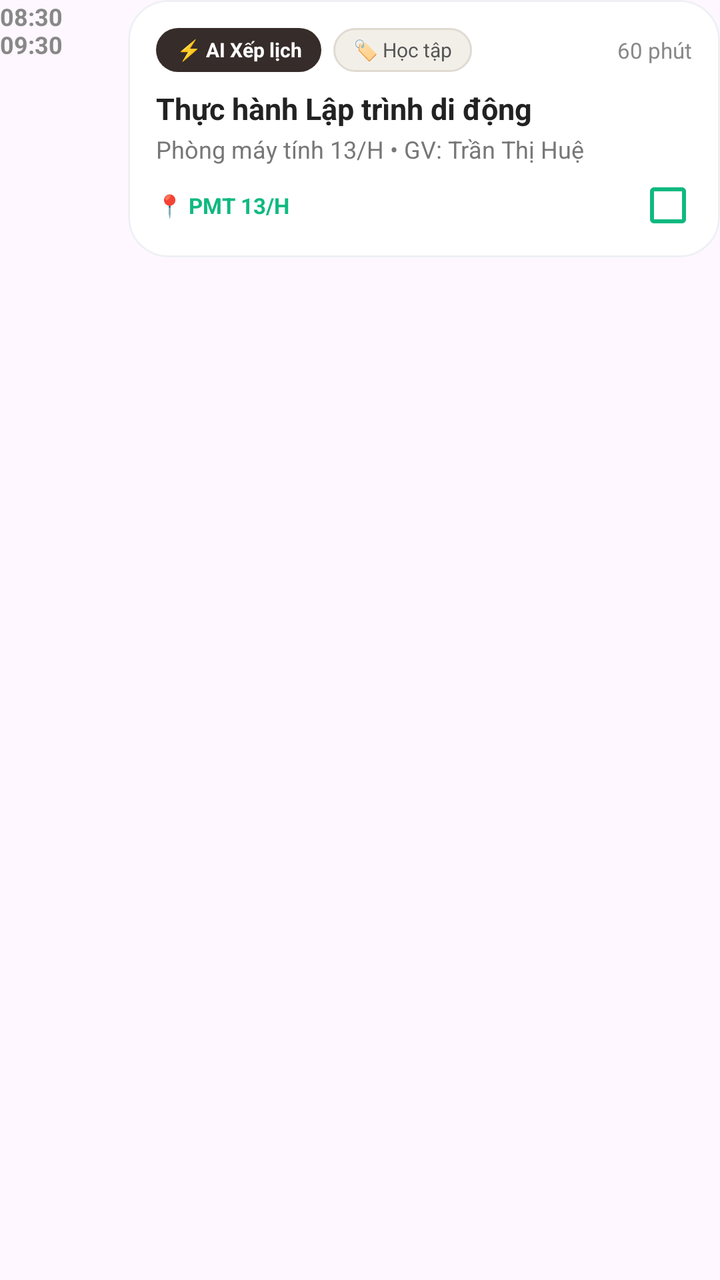
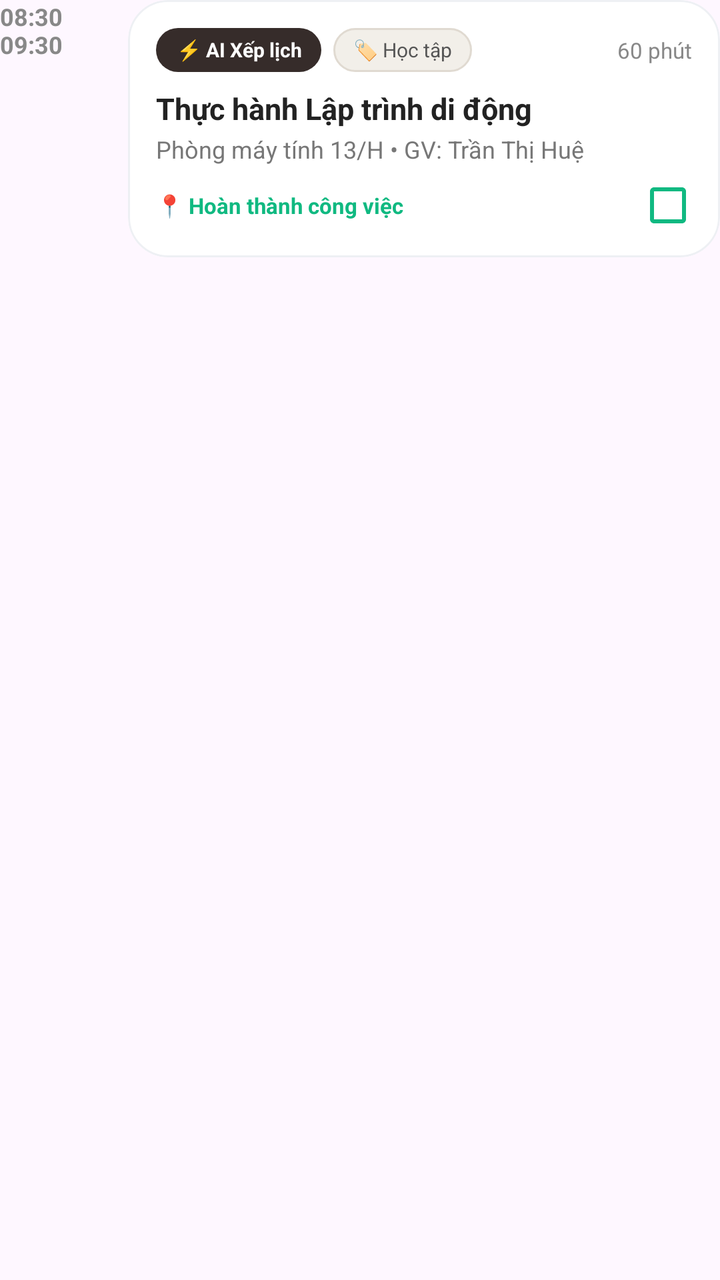

Screens rendered from an Android XML layout before and after an edit, with the pre-edit source and the edit as a unified diff.
<!-- AndroidManifest.xml: application theme Theme.MyApplication -->
<!-- res/layout/item_timeline_schedule.xml -->
<?xml version="1.0" encoding="utf-8"?>
<LinearLayout xmlns:android="http://schemas.android.com/apk/res/android"
    xmlns:app="http://schemas.android.com/apk/res-auto"
    android:layout_width="match_parent"
    android:layout_height="wrap_content"
    android:layout_marginBottom="12dp"
    android:orientation="horizontal">

    
    <TextView
        android:id="@+id/tvTimelineTime"
        android:layout_width="56dp"
        android:layout_height="wrap_content"
        android:text="08:30\n09:30"
        android:textColor="#888888"
        android:textSize="12sp"
        android:textStyle="bold" />

    
    <com.google.android.material.card.MaterialCardView
        android:layout_width="0dp"
        android:layout_height="wrap_content"
        android:layout_marginStart="8dp"
        android:layout_weight="1"
        app:cardBackgroundColor="#FFFFFF"
        app:cardCornerRadius="20dp"
        app:cardElevation="0dp"
        app:strokeColor="#EEF0F4"
        app:strokeWidth="1dp">

        <LinearLayout
            android:layout_width="match_parent"
            android:layout_height="wrap_content"
            android:orientation="vertical"
            android:padding="14dp">

            <LinearLayout
                android:layout_width="match_parent"
                android:layout_height="wrap_content"
                android:gravity="center_vertical"
                android:orientation="horizontal">

                <TextView
                    android:id="@+id/tvTimelineTagAi"
                    android:layout_width="wrap_content"
                    android:layout_height="22dp"
                    android:background="@drawable/bg_pill_brown"
                    android:gravity="center"
                    android:paddingHorizontal="10dp"
                    android:text="⚡ AI Xếp lịch"
                    android:textColor="#FFFFFF"
                    android:textSize="10sp"
                    android:textStyle="bold" />

                <TextView
                    android:id="@+id/tvTimelineTagCategory"
                    android:layout_width="wrap_content"
                    android:layout_height="22dp"
                    android:layout_marginStart="6dp"
                    android:background="@drawable/bg_pill_light"
                    android:gravity="center"
                    android:paddingHorizontal="10dp"
                    android:text="🏷 Học tập"
                    android:textColor="#555555"
                    android:textSize="10sp" />

                <View
                    android:layout_width="0dp"
                    android:layout_height="0dp"
                    android:layout_weight="1" />

                <TextView
                    android:id="@+id/tvTimelineDuration"
                    android:layout_width="wrap_content"
                    android:layout_height="wrap_content"
                    android:text="60 phút"
                    android:textColor="#888888"
                    android:textSize="11sp" />
            </LinearLayout>

            <TextView
                android:id="@+id/tvTimelineTitle"
                android:layout_width="match_parent"
                android:layout_height="wrap_content"
                android:layout_marginTop="8dp"
                android:text="Thực hành Lập trình di động"
                android:textColor="#222222"
                android:textSize="15sp"
                android:textStyle="bold" />

            <TextView
                android:id="@+id/tvTimelineDesc"
                android:layout_width="match_parent"
                android:layout_height="wrap_content"
                android:layout_marginTop="2dp"
                android:text="Phòng máy tính 13/H • GV: Trần Thị Huệ"
                android:textColor="#777777"
                android:textSize="12sp" />

            <LinearLayout
                android:layout_width="match_parent"
                android:layout_height="wrap_content"
                android:layout_marginTop="8dp"
                android:gravity="center_vertical"
                android:orientation="horizontal">

                <TextView
                    android:id="@+id/tvTimelineSubInfo"
                    android:layout_width="0dp"
                    android:layout_height="wrap_content"
                    android:layout_weight="1"
                    android:text="📍 PMT 13/H"
                    android:textColor="#10B981"
                    android:textSize="11sp"
                    android:textStyle="bold" />

                <CheckBox
                    android:id="@+id/cbTimelineStatus"
                    android:layout_width="24dp"
                    android:layout_height="24dp"
                    android:buttonTint="#10B981" />
            </LinearLayout>
        </LinearLayout>
    </com.google.android.material.card.MaterialCardView>
</LinearLayout>
<!-- resources referenced by this layout -->
<resources>
  <!-- drawable bg_pill_brown (drawable) -->
  <?xml version="1.0" encoding="utf-8"?>
  <shape xmlns:android="http://schemas.android.com/apk/res/android"
      android:shape="rectangle">
      <corners android:radius="100dp" />
      <solid android:color="#362C2A" />
  </shape>
  <!-- drawable bg_pill_light (drawable) -->
  <?xml version="1.0" encoding="utf-8"?>
  <shape xmlns:android="http://schemas.android.com/apk/res/android"
      android:shape="rectangle">
      <corners android:radius="100dp" />
      <solid android:color="#F2EFE9" />
      <stroke android:width="1dp" android:color="#E0DAD1" />
  </shape>
  <style name="Theme.MyApplication" parent="Base.Theme.MyApplication" />
  <style name="Base.Theme.MyApplication" parent="Theme.Material3.DayNight.NoActionBar">
          
          
      </style>
</resources>

<!-- the commit's change to res/layout/item_timeline_schedule.xml (unified diff, before → after) -->
@@ -109,7 +109,7 @@
                     android:layout_width="0dp"
                     android:layout_height="wrap_content"
                     android:layout_weight="1"
-                    android:text="📍 PMT 13/H"
+                    android:text="📍 Hoàn thành công việc"
                     android:textColor="#10B981"
                     android:textSize="11sp"
                     android:textStyle="bold" />
